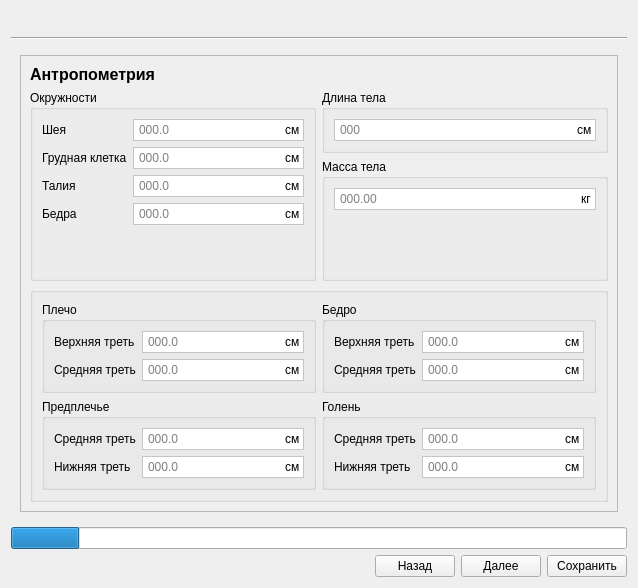
Old version of the form project/forms/Examination_edit.ui in the repository Galoev/nutritionist-helper.
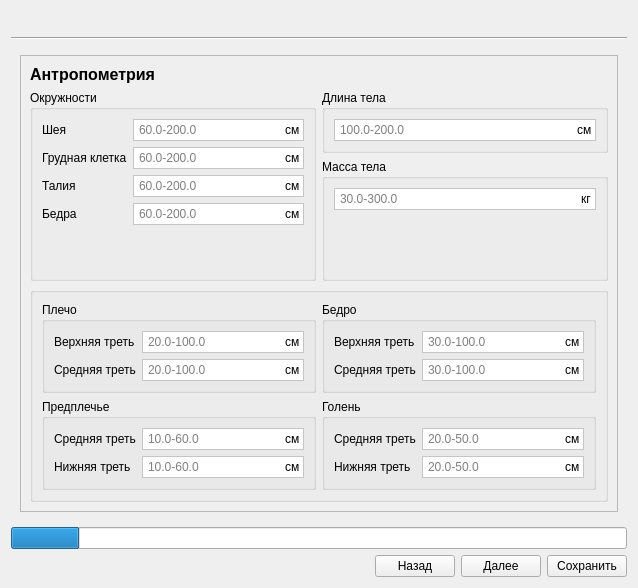
New version of the form. The open tabs and pages were chosen to show the change. Icons and pictures are not drawn.

What changed in the file:
```diff
--- a/project/forms/Examination_edit.ui
+++ b/project/forms/Examination_edit.ui
@@ -2439,8 +2439,8 @@
            <rect>
             <x>0</x>
             <y>0</y>
-            <width>316</width>
-            <height>619</height>
+            <width>588</width>
+            <height>491</height>
            </rect>
           </property>
           <layout class="QVBoxLayout" name="verticalLayout_48">
@@ -2574,7 +2574,7 @@
                       <bool>false</bool>
                      </property>
                      <property name="placeholderText">
-                      <string>000.0</string>
+                      <string>60.0-200.0</string>
                      </property>
                     </widget>
                    </item>
@@ -2695,7 +2695,7 @@
                       <bool>false</bool>
                      </property>
                      <property name="placeholderText">
-                      <string>000.0</string>
+                      <string>60.0-200.0</string>
                      </property>
                     </widget>
                    </item>
@@ -2816,7 +2816,7 @@
                       <bool>false</bool>
                      </property>
                      <property name="placeholderText">
-                      <string>000.0</string>
+                      <string>60.0-200.0</string>
                      </property>
                     </widget>
                    </item>
@@ -2937,7 +2937,7 @@
                       <bool>false</bool>
                      </property>
                      <property name="placeholderText">
-                      <string>000.0</string>
+                      <string>60.0-200.0</string>
                      </property>
                     </widget>
                    </item>
@@ -3062,7 +3062,7 @@
                         <bool>false</bool>
                        </property>
                        <property name="placeholderText">
-                        <string>000</string>
+                        <string>100.0-200.0</string>
                        </property>
                       </widget>
                      </item>
@@ -3185,7 +3185,7 @@
                         <bool>false</bool>
                        </property>
                        <property name="placeholderText">
-                        <string>000.00</string>
+                        <string>30.0-300.0</string>
                        </property>
                       </widget>
                      </item>
@@ -3348,7 +3348,7 @@
                        <bool>false</bool>
                       </property>
                       <property name="placeholderText">
-                       <string>000.0</string>
+                       <string>20.0-50.0</string>
                       </property>
                      </widget>
                     </item>
@@ -3462,7 +3462,7 @@
                        <bool>false</bool>
                       </property>
                       <property name="placeholderText">
-                       <string>000.0</string>
+                       <string>20.0-50.0</string>
                       </property>
                      </widget>
                     </item>
@@ -3602,7 +3602,7 @@
                        <bool>false</bool>
                       </property>
                       <property name="placeholderText">
-                       <string>000.0</string>
+                       <string>20.0-100.0</string>
                       </property>
                      </widget>
                     </item>
@@ -3716,7 +3716,7 @@
                        <bool>false</bool>
                       </property>
                       <property name="placeholderText">
-                       <string>000.0</string>
+                       <string>20.0-100.0</string>
                       </property>
                      </widget>
                     </item>
@@ -3856,7 +3856,7 @@
                        <bool>false</bool>
                       </property>
                       <property name="placeholderText">
-                       <string>000.0</string>
+                       <string>30.0-100.0</string>
                       </property>
                      </widget>
                     </item>
@@ -3970,7 +3970,7 @@
                        <bool>false</bool>
                       </property>
                       <property name="placeholderText">
-                       <string>000.0</string>
+                       <string>30.0-100.0</string>
                       </property>
                      </widget>
                     </item>
@@ -4110,7 +4110,7 @@
                        <bool>false</bool>
                       </property>
                       <property name="placeholderText">
-                       <string>000.0</string>
+                       <string>10.0-60.0</string>
                       </property>
                      </widget>
                     </item>
@@ -4224,7 +4224,7 @@
                        <bool>false</bool>
                       </property>
                       <property name="placeholderText">
-                       <string>000.0</string>
+                       <string>10.0-60.0</string>
                       </property>
                      </widget>
                     </item>
```
Left out of the diff: 55 changed lines with no effect on the pictures.
